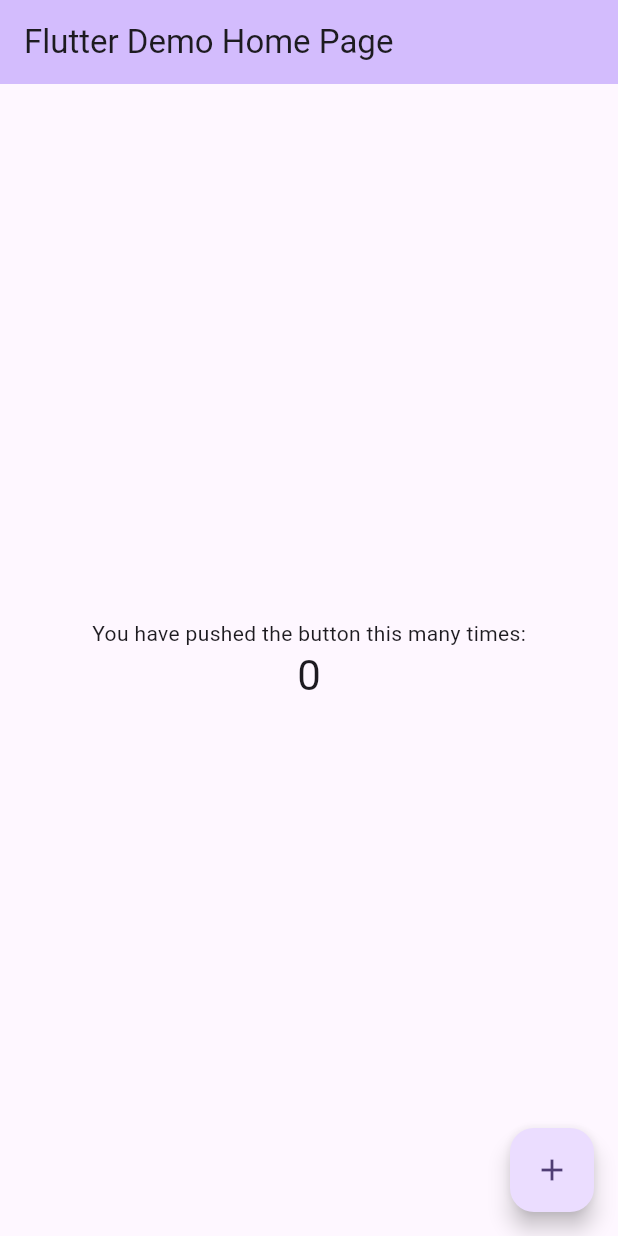
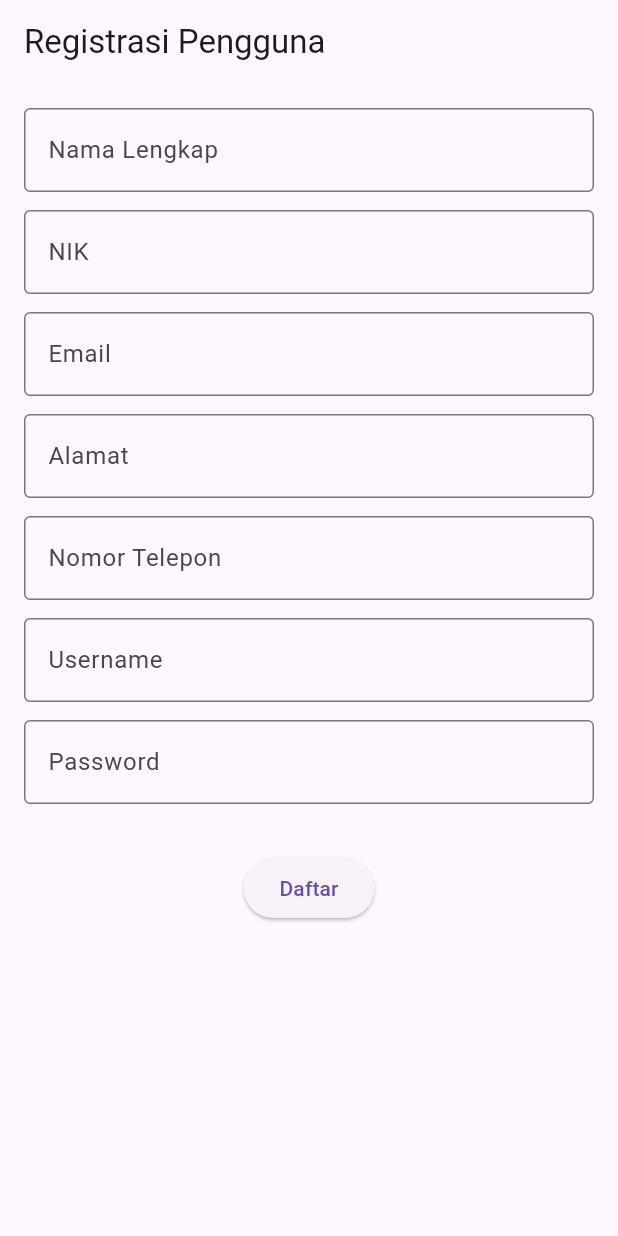
Before and after one commit to fahmimubarok03/utspam_if5b_0704_perpus, a Flutter app: the screen it shows after launch, on a phone screen of 412 x 824 dp. Run offline on Flutter 3.47's test engine with Material 3 defaults, Android fonts, the phone set to English and light mode, and no system bars.

Commit message:
menambahkan register_page yang masih sederhana

```diff
--- a/lib/main.dart
+++ b/lib/main.dart
@@ -1,122 +1,16 @@
 import 'package:flutter/material.dart';
+import 'pages/register_page.dart';
 
 void main() {
-  runApp(const MyApp());
+  runApp(MyApp());
 }
 
 class MyApp extends StatelessWidget {
-  const MyApp({super.key});
-
-  // This widget is the root of your application.
   @override
   Widget build(BuildContext context) {
     return MaterialApp(
-      title: 'Flutter Demo',
-      theme: ThemeData(
-        // This is the theme of your application.
-        //
-        // TRY THIS: Try running your application with "flutter run". You'll see
-        // the application has a purple toolbar. Then, without quitting the app,
-        // try changing the seedColor in the colorScheme below to Colors.green
-        // and then invoke "hot reload" (save your changes or press the "hot
-        // reload" button in a Flutter-supported IDE, or press "r" if you used
-        // the command line to start the app).
-        //
-        // Notice that the counter didn't reset back to zero; the application
-        // state is not lost during the reload. To reset the state, use hot
-        // restart instead.
-        //
-        // This works for code too, not just values: Most code changes can be
-        // tested with just a hot reload.
-        colorScheme: ColorScheme.fromSeed(seedColor: Colors.deepPurple),
-      ),
-      home: const MyHomePage(title: 'Flutter Demo Home Page'),
+      debugShowCheckedModeBanner: false,
+      home: RegisterPage(),
     );
   }
 }
-
-class MyHomePage extends StatefulWidget {
-  const MyHomePage({super.key, required this.title});
-
-  // This widget is the home page of your application. It is stateful, meaning
-  // that it has a State object (defined below) that contains fields that affect
-  // how it looks.
-
-  // This class is the configuration for the state. It holds the values (in this
-  // case the title) provided by the parent (in this case the App widget) and
-  // used by the build method of the State. Fields in a Widget subclass are
-  // always marked "final".
-
-  final String title;
-
-  @override
-  State<MyHomePage> createState() => _MyHomePageState();
-}
-
-class _MyHomePageState extends State<MyHomePage> {
-  int _counter = 0;
-
-  void _incrementCounter() {
-    setState(() {
-      // This call to setState tells the Flutter framework that something has
-      // changed in this State, which causes it to rerun the build method below
-      // so that the display can reflect the updated values. If we changed
-      // _counter without calling setState(), then the build method would not be
-      // called again, and so nothing would appear to happen.
-      _counter++;
-    });
-  }
-
-  @override
-  Widget build(BuildContext context) {
-    // This method is rerun every time setState is called, for instance as done
-    // by the _incrementCounter method above.
-    //
-    // The Flutter framework has been optimized to make rerunning build methods
-    // fast, so that you can just rebuild anything that needs updating rather
-    // than having to individually change instances of widgets.
-    return Scaffold(
-      appBar: AppBar(
-        // TRY THIS: Try changing the color here to a specific color (to
-        // Colors.amber, perhaps?) and trigger a hot reload to see the AppBar
-        // change color while the other colors stay the same.
-        backgroundColor: Theme.of(context).colorScheme.inversePrimary,
-        // Here we take the value from the MyHomePage object that was created by
-        // the App.build method, and use it to set our appbar title.
-        title: Text(widget.title),
-      ),
-      body: Center(
-        // Center is a layout widget. It takes a single child and positions it
-        // in the middle of the parent.
-        child: Column(
-          // Column is also a layout widget. It takes a list of children and
-          // arranges them vertically. By default, it sizes itself to fit its
-          // children horizontally, and tries to be as tall as its parent.
-          //
-          // Column has various properties to control how it sizes itself and
-          // how it positions its children. Here we use mainAxisAlignment to
-          // center the children vertically; the main axis here is the vertical
-          // axis because Columns are vertical (the cross axis would be
-          // horizontal).
-          //
-          // TRY THIS: Invoke "debug painting" (choose the "Toggle Debug Paint"
-          // action in the IDE, or press "p" in the console), to see the
-          // wireframe for each widget.
-          mainAxisAlignment: MainAxisAlignment.center,
-          children: <Widget>[
-            const Text('You have pushed the button this many times:'),
-            Text(
-              '$_counter',
-              style: Theme.of(context).textTheme.headlineMedium,
-            ),
-          ],
-        ),
-      ),
-      floatingActionButton: FloatingActionButton(
-        onPressed: _incrementCounter,
-        tooltip: 'Increment',
-        child: const Icon(Icons.add),
-      ), // This trailing comma makes auto-formatting nicer for build methods.
-    );
-  }
-}
--- /dev/null
+++ b/lib/pages/register_page.dart
@@ -0,0 +1,49 @@
+import 'package:flutter/material.dart';
+
+class RegisterPage extends StatelessWidget {
+  final _formKey = GlobalKey<FormState>();
+
+  @override
+  Widget build(BuildContext context) {
+    return Scaffold(
+      appBar: AppBar(title: Text("Registrasi Pengguna")),
+      body: Padding(
+        padding: const EdgeInsets.all(16),
+        child: Form(
+          key: _formKey,
+          child: SingleChildScrollView(
+            child: Column(
+              children: [
+                _buildField("Nama Lengkap"),
+                _buildField("NIK"),
+                _buildField("Email"),
+                _buildField("Alamat"),
+                _buildField("Nomor Telepon"),
+                _buildField("Username"),
+                _buildField("Password", isPassword: true),
+                SizedBox(height: 20),
+                ElevatedButton(
+                  onPressed: () {},
+                  child: Text("Daftar"),
+                )
+              ],
+            ),
+          ),
+        ),
+      ),
+    );
+  }
+
+  Widget _buildField(String label, {bool isPassword = false}) {
+    return Padding(
+      padding: const EdgeInsets.only(bottom: 12),
+      child: TextFormField(
+        decoration: InputDecoration(
+          labelText: label,
+          border: OutlineInputBorder(),
+        ),
+        obscureText: isPassword,
+      ),
+    );
+  }
+}
```
